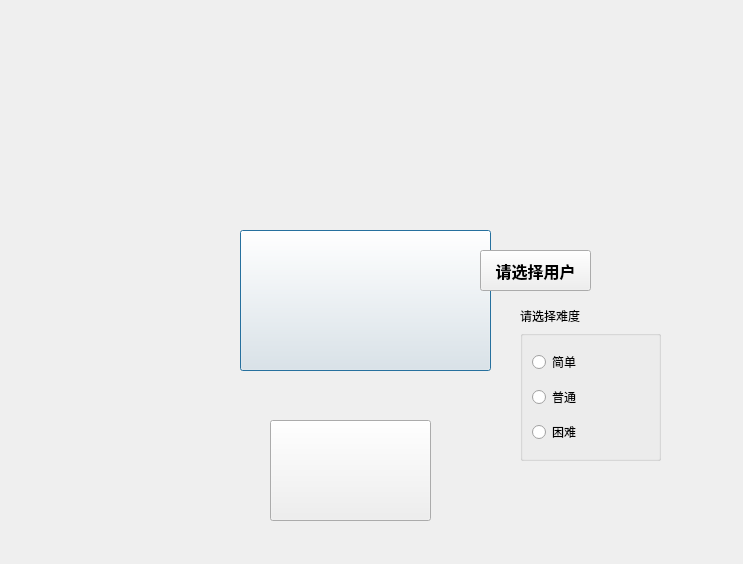
Old version of the form dialog_start.ui in the repository WCIofQMandRA/Protect-the-Planet.
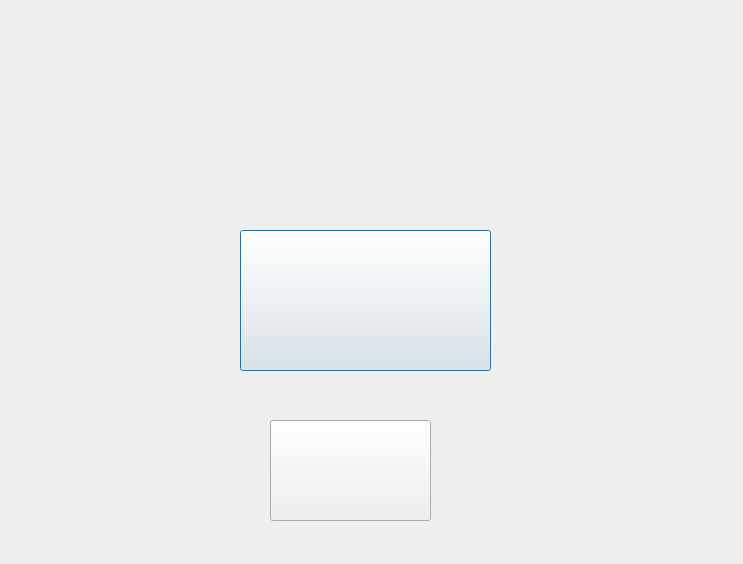
New version of the form. Icons and pictures are not drawn.

Commit message: Update dialog_start,create dialog_newgame

What changed in the file:
```diff
--- a/dialog_start.ui
+++ b/dialog_start.ui
@@ -58,39 +58,6 @@
     <string/>
    </property>
   </widget>
-  <widget class="QGroupBox" name="diffculty">
-   <property name="geometry">
-    <rect>
-     <x>520</x>
-     <y>330</y>
-     <width>141</width>
-     <height>131</height>
-    </rect>
-   </property>
-   <layout class="QVBoxLayout" name="verticalLayout">
-    <item>
-     <widget class="QRadioButton" name="button_diff1">
-      <property name="text">
-       <string>简单</string>
-      </property>
-     </widget>
-    </item>
-    <item>
-     <widget class="QRadioButton" name="button_diff2">
-      <property name="text">
-       <string>普通</string>
-      </property>
-     </widget>
-    </item>
-    <item>
-     <widget class="QRadioButton" name="button_diff3">
-      <property name="text">
-       <string>困难</string>
-      </property>
-     </widget>
-    </item>
-   </layout>
-  </widget>
   <widget class="QLabel" name="label1">
    <property name="geometry">
     <rect>
@@ -104,39 +71,6 @@
     <string/>
    </property>
   </widget>
-  <widget class="QPushButton" name="button_user">
-   <property name="geometry">
-    <rect>
-     <x>480</x>
-     <y>250</y>
-     <width>111</width>
-     <height>41</height>
-    </rect>
-   </property>
-   <property name="font">
-    <font>
-     <pointsize>12</pointsize>
-     <weight>75</weight>
-     <bold>true</bold>
-    </font>
-   </property>
-   <property name="text">
-    <string>请选择用户</string>
-   </property>
-  </widget>
-  <widget class="QLabel" name="label_dif">
-   <property name="geometry">
-    <rect>
-     <x>520</x>
-     <y>300</y>
-     <width>101</width>
-     <height>31</height>
-    </rect>
-   </property>
-   <property name="text">
-    <string>请选择难度</string>
-   </property>
-  </widget>
   <widget class="QLabel" name="chosed_name">
    <property name="geometry">
     <rect>
@@ -147,7 +81,7 @@
     </rect>
    </property>
    <property name="text">
-    <string> </string>
+    <string/>
    </property>
   </widget>
  </widget>
```
The commit also changes 21 other files.
